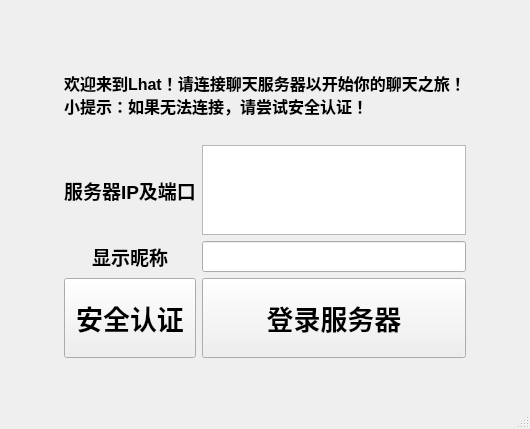
This is src/user/ui/LoginWindow.ui in StarsetNight/Lhat as Qt 5 draws it before an edit. The edited form follows.
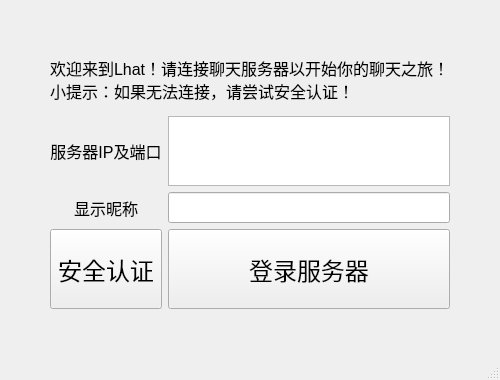
This is the edited form.

Diff of the .ui file:
```diff
--- a/src/user/ui/LoginWindow.ui
+++ b/src/user/ui/LoginWindow.ui
@@ -6,8 +6,8 @@
    <rect>
     <x>0</x>
     <y>0</y>
-    <width>530</width>
-    <height>429</height>
+    <width>500</width>
+    <height>380</height>
    </rect>
   </property>
   <property name="windowTitle">
@@ -19,8 +19,8 @@
      <widget class="QLabel" name="static_text_3">
       <property name="font">
        <font>
-        <pointsize>14</pointsize>
-        <bold>true</bold>
+        <pointsize>12</pointsize>
+        <bold>false</bold>
        </font>
       </property>
       <property name="text">
@@ -47,8 +47,8 @@
       </property>
       <property name="font">
        <font>
-        <pointsize>20</pointsize>
-        <bold>true</bold>
+        <pointsize>18</pointsize>
+        <bold>false</bold>
        </font>
       </property>
       <property name="text">
@@ -132,8 +132,8 @@
      <widget class="QLabel" name="static_text_2">
       <property name="font">
        <font>
-        <pointsize>14</pointsize>
-        <bold>true</bold>
+        <pointsize>12</pointsize>
+        <bold>false</bold>
        </font>
       </property>
       <property name="contextMenuPolicy">
@@ -166,8 +166,8 @@
       </property>
       <property name="font">
        <font>
-        <pointsize>20</pointsize>
-        <bold>true</bold>
+        <pointsize>18</pointsize>
+        <bold>false</bold>
        </font>
       </property>
       <property name="text">
@@ -186,7 +186,7 @@
       <property name="font">
        <font>
         <pointsize>12</pointsize>
-        <bold>true</bold>
+        <bold>false</bold>
        </font>
       </property>
       <property name="text">
```
Left out of the diff: 2 changed lines with no effect on the pictures.
